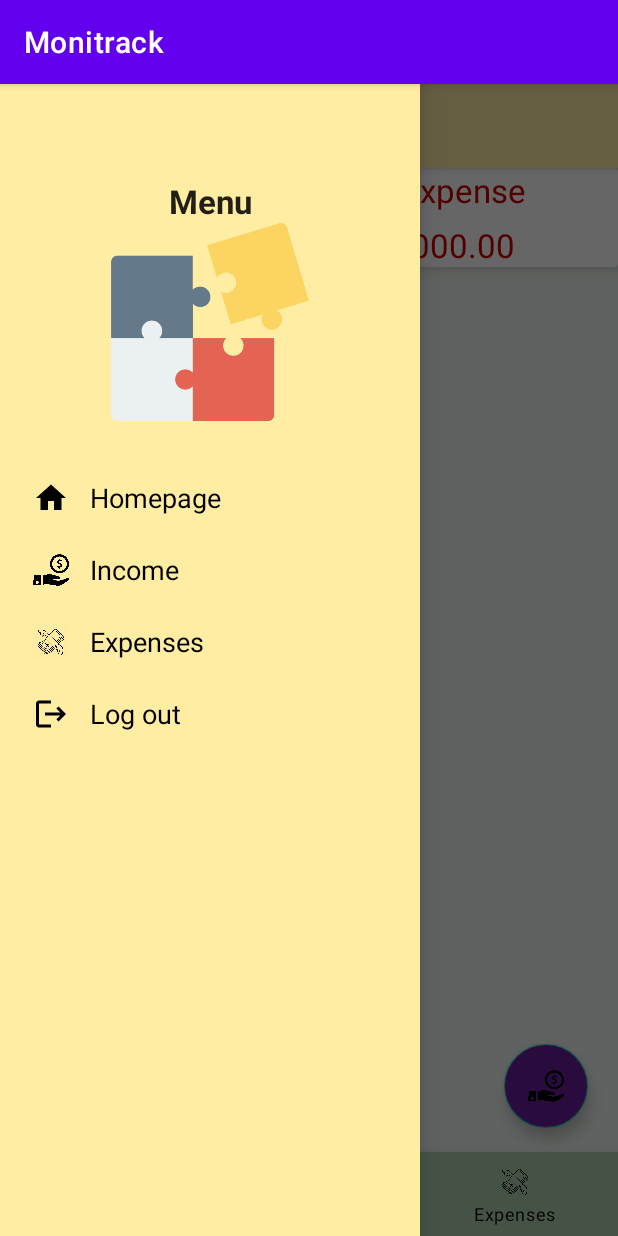
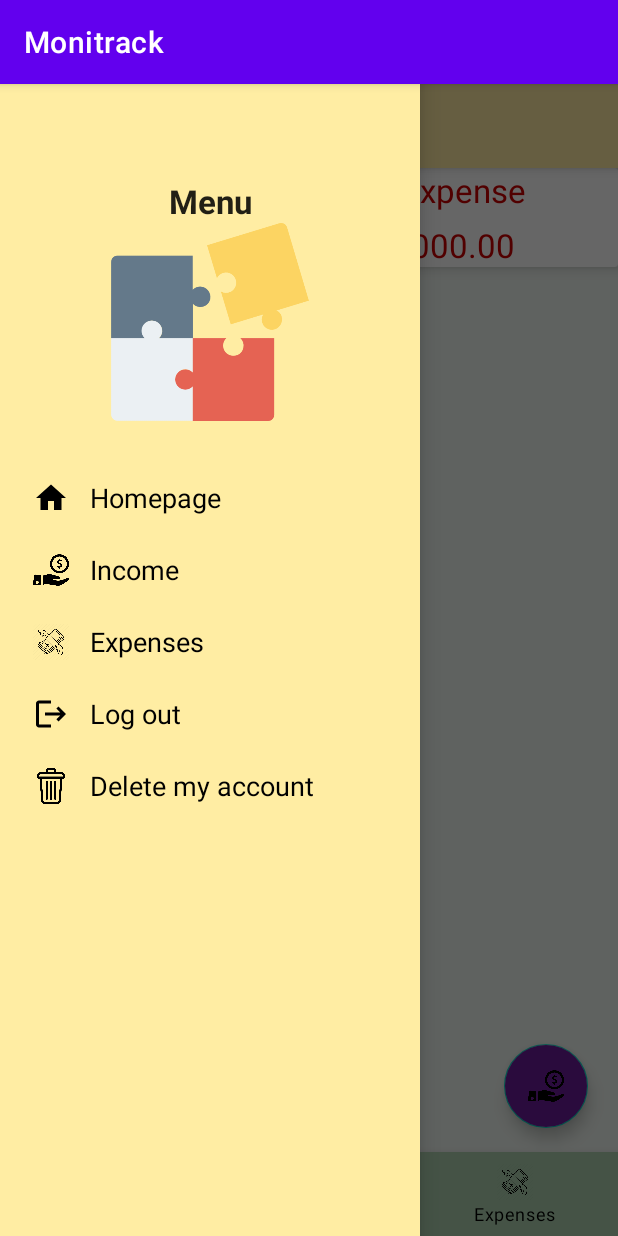
Before and after one commit to fionayongxin/Monitrack, an Android app: the screen it shows after launch once a user with an empty profile is signed in (HomeActivity), with the side drawer open, on a phone screen of 412 x 824 dp. Run offline under Robolectric (Android 15) with nearby library versions, the phone set to English and light mode, and no system bars; our stand-ins replace Firebase (no records; nobody signed in at launch, a user with empty details on screens opened directly); 2 statements that could not run were skipped.

Commit message:
add delete account option

```diff
--- a/app/src/main/res/menu/navmenu.xml
+++ b/app/src/main/res/menu/navmenu.xml
@@ -16,4 +16,8 @@
     <item android:id="@+id/logout"
         android:title="Log out"
         android:icon="@drawable/logout"/>
+
+    <item android:id="@+id/delete_user"
+        android:title="Delete my account"
+        android:icon="@drawable/delete"/>
 </menu>
```
Also changed, not shown: app/src/main/java/com/example/monitrackapp/HomeActivity.java (+20 -0 lines), app/src/main/res/drawable-v24/delete.png (added), app/src/main/res/drawable-v24/swipe.png (added), app/src/main/res/drawable/swipe.jpg (deleted).
